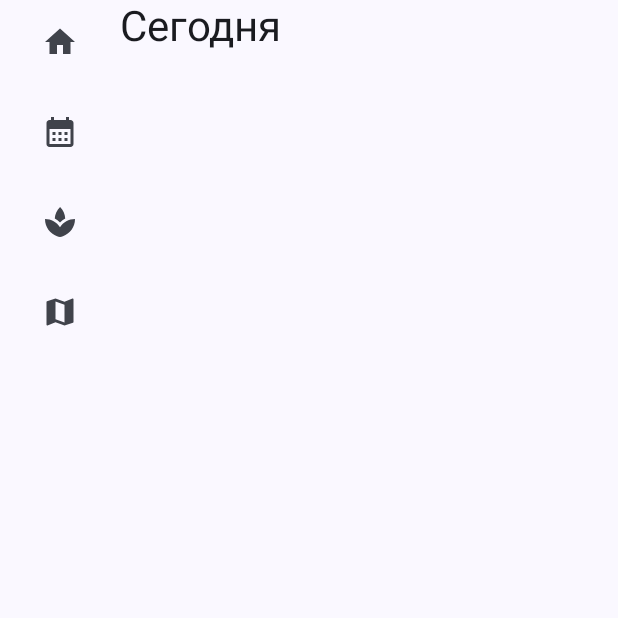
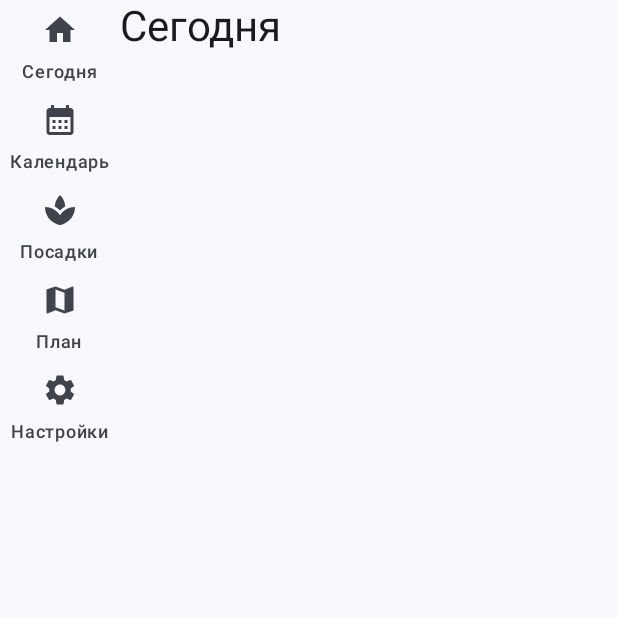
Before and after one commit to titeha/MyCottage, an Android app built with Jetpack Compose: the composable TabletLayout shown on its own in the app's theme, on a phone screen of 412 x 824 dp, the top half of it. Run offline under Robolectric (Android 15) with nearby library versions, the light colour scheme and no system bars.

Commit message:
feat(андроид): добавлена вкладка и экран настроек с локализованными строками

```diff
--- a/android-app/app/src/main/java/ru/mycottege/app/ui/AppRoot.kt
+++ b/android-app/app/src/main/java/ru/mycottege/app/ui/AppRoot.kt
@@ -28,6 +28,8 @@ import ru.mycottege.app.legal.LegalPrefs
 import androidx.annotation.StringRes
 import androidx.compose.ui.res.stringResource
 import ru.mycottege.app.R
+import androidx.compose.material.icons.filled.Settings
+import ru.mycottege.app.ui.screens.SettingsScreen
 
 private data class AppTab(
   val route: String,
@@ -40,6 +42,7 @@ private val tabs = listOf(
   AppTab("calendar", R.string.tab_calendar, Icons.Filled.CalendarMonth),
   AppTab("plantings", R.string.tab_plantings, Icons.Filled.Spa),
   AppTab("plan", R.string.tab_plan, Icons.Filled.Map),
+  AppTab("settings", R.string.tab_settings, Icons.Filled.Settings),
 )
 
 @Composable
@@ -83,7 +86,7 @@ private fun BottomBar(navController: NavHostController) {
         selected = selected,
         onClick = { navController.navigateSingleTop(tab.route) },
         icon = { Icon(tab.icon, contentDescription = stringResource(tab.titleRes)) },
-        label = { stringResource(tab.titleRes) }
+        label = { Text(stringResource(tab.titleRes)) }
       )
     }
   }
@@ -98,7 +101,7 @@ private fun NavigationRailBar(navController: NavHostController) {
         selected = selected,
         onClick = { navController.navigateSingleTop(tab.route) },
         icon = { Icon(tab.icon, contentDescription = stringResource(tab.titleRes)) },
-        label = { stringResource(tab.titleRes) }
+        label = { Text(stringResource(tab.titleRes)) }
       )
     }
   }
@@ -111,17 +114,18 @@ private fun AppNavHost(navController: NavHostController, modifier: Modifier) {
     startDestination = "today",
     modifier = modifier
   ) {
-    composable("today") { PlaceholderScreen("Сегодня") }
-    composable("calendar") { PlaceholderScreen("Календарь") }
-    composable("plantings") { PlaceholderScreen("Посадки") }
-    composable("plan") { PlaceholderScreen("План участка") }
+    composable("today") { PlaceholderScreen(R.string.tab_today) }
+    composable("calendar") { PlaceholderScreen(R.string.tab_calendar) }
+    composable("plantings") { PlaceholderScreen(R.string.tab_plantings) }
+    composable("plan") { PlaceholderScreen(R.string.tab_plan) }
+    composable("settings") { PlaceholderScreen(R.string.tab_settings) }
   }
 }
 
 @Composable
-private fun PlaceholderScreen(title: String) {
+private fun PlaceholderScreen(@StringRes titleRes: Int) {
   Surface(Modifier.fillMaxSize()) {
-    Text(text = title, style = MaterialTheme.typography.headlineMedium)
+    Text(text = stringResource(titleRes), style = MaterialTheme.typography.headlineMedium)
   }
 }
 
```
Also changed, not shown: android-app/app/src/main/java/ru/mycottege/app/ui/screens/SettingsScreen.kt (added, +72 -0 lines).
